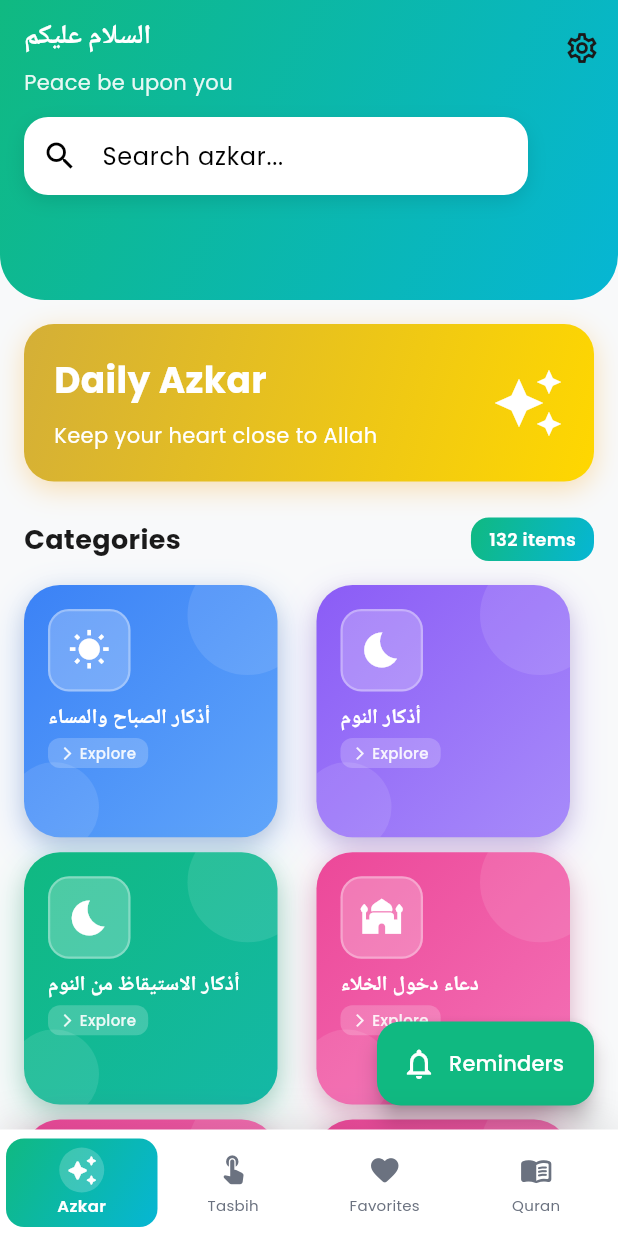
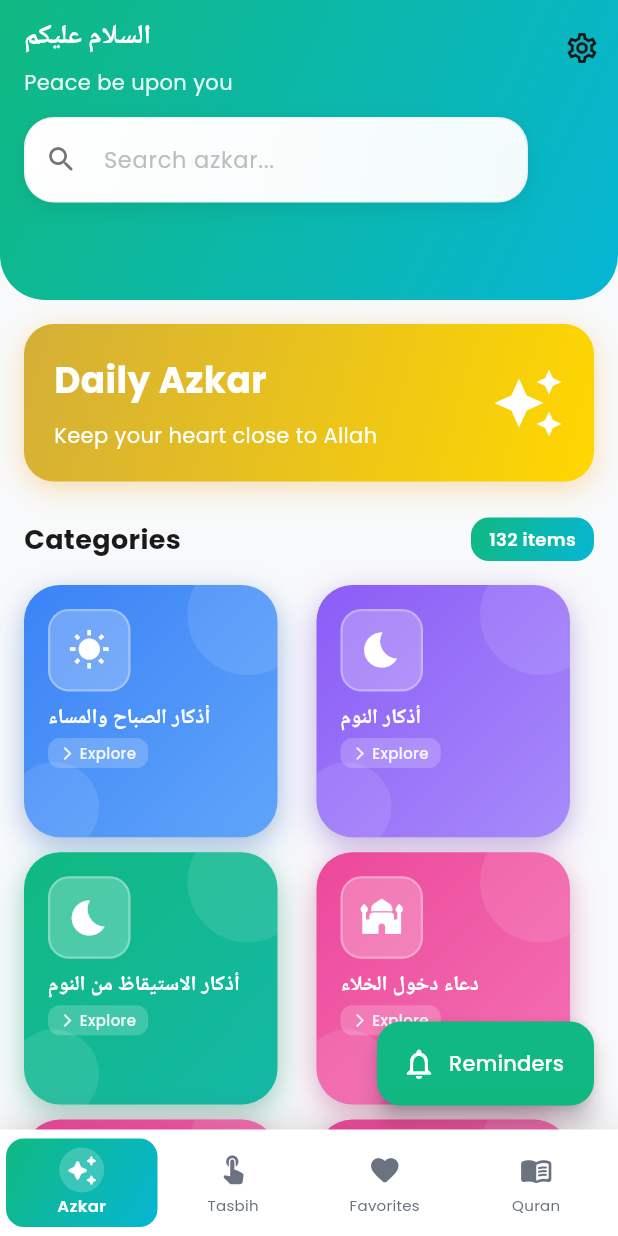
Before and after one commit to khaledebied/bling_azkar, a Flutter app: the screen it shows after launch, on a phone screen of 412 x 824 dp. Run offline on Flutter 3.47's test engine with Material 3 defaults, Android fonts, the phone set to English and light mode, and no system bars; our stand-ins replace dio, flutter_local_notifications, flutter_riverpod, freezed_annotation, geolocator, google_fonts and 7 more; missing offline and left inert: audio_session, flutter_qiblah, quran_library; accounts and stored records are empty; Roboto replaces fonts that are missing (Cairo); statements that could not run were skipped.

Commit message:
feat: Implement search bar with dynamic styling and localization support in HomeScreen, enhancing user experience and accessibility across themes.

```diff
--- a/lib/src/presentation/screens/home_screen.dart
+++ b/lib/src/presentation/screens/home_screen.dart
@@ -3,6 +3,7 @@ import 'package:flutter_riverpod/flutter_riverpod.dart';
 import 'package:shimmer/shimmer.dart';
 import '../../utils/theme.dart';
 import '../../utils/theme_extensions.dart';
+import '../../utils/localizations.dart';
 import '../widgets/category_card.dart';
 import '../widgets/floating_playlist_player.dart';
 import '../widgets/category_audio_bottom_sheet.dart';
@@ -24,6 +25,7 @@ class HomeScreen extends ConsumerStatefulWidget {
 class _HomeScreenState extends ConsumerState<HomeScreen> {
   final _playlistService = PlaylistService();
   final ScrollController _scrollController = ScrollController();
+  final TextEditingController _searchController = TextEditingController();
 
   @override
   void initState() {
@@ -34,6 +36,7 @@ class _HomeScreenState extends ConsumerState<HomeScreen> {
   @override
   void dispose() {
     _scrollController.dispose();
+    _searchController.dispose();
     super.dispose();
   }
 
@@ -171,48 +174,150 @@ class _HomeScreenState extends ConsumerState<HomeScreen> {
   }
 
   Widget _buildSearchBar(WidgetRef ref) {
-    return Container(
+    final l10n = AppLocalizations.ofWithFallback(context);
+    final isArabic = l10n.isArabic;
+    final isDarkMode = context.isDarkMode;
+
+    return Consumer(
+      builder: (context, ref, child) {
+        final isSearching = ref.watch(isSearchingProvider);
+
+        return TweenAnimationBuilder<double>(
+          tween: Tween(begin: 0.0, end: 1.0),
+          duration: const Duration(milliseconds: 600),
+          curve: Curves.easeOutCubic,
+          builder: (context, value, child) {
+            return Transform.scale(
+              scale: 0.95 + (0.05 * value),
+              child: Opacity(
+                opacity: value,
+                child: child,
+              ),
+            );
+          },
+          child: AnimatedContainer(
+            duration: const Duration(milliseconds: 300),
             decoration: BoxDecoration(
-        color: Colors.white,
-        borderRadius: BorderRadius.circular(16),
+              gradient: isDarkMode
+                  ? LinearGradient(
+                      begin: Alignment.topLeft,
+                      end: Alignment.bottomRight,
+                      colors: [
+                        const Color(0xFF2A2A2A),
+                        const Color(0xFF1E1E1E),
+                      ],
+                    )
+                  : LinearGradient(
+                      begin: Alignment.topLeft,
+                      end: Alignment.bottomRight,
+                      colors: [
+                        Colors.white,
+                        Colors.white.withValues(alpha: 0.95),
+                      ],
+                    ),
+              borderRadius: BorderRadius.circular(20),
+              border: Border.all(
+                color: isSearching
+                    ? AppTheme.primaryGreen.withValues(alpha: 0.5)
+                    : (isDarkMode
+                        ? Colors.white.withValues(alpha: 0.1)
+                        : Colors.grey.withValues(alpha: 0.15)),
+                width: isSearching ? 2 : 1,
+              ),
               boxShadow: [
                 BoxShadow(
-            color: Colors.black.withOpacity(0.1),
-            blurRadius: 10,
-            offset: const Offset(0, 4),
+                  color: isSearching
+                      ? AppTheme.primaryGreen.withValues(alpha: 0.2)
+                      : (isDarkMode
+                          ? Colors.black.withValues(alpha: 0.3)
+                          : Colors.black.withValues(alpha: 0.08)),
+                  blurRadius: isSearching ? 20 : 12,
+                  offset: Offset(0, isSearching ? 6 : 4),
                 ),
               ],
             ),
-      child: Consumer(
-        builder: (context, ref, child) {
-          final isSearching = ref.watch(isSearchingProvider);
-
-          return TextField(
+            child: TextField(
+              controller: _searchController,
+              textDirection: isArabic ? TextDirection.rtl : TextDirection.ltr,
+              style: AppTheme.bodyMedium.copyWith(
+                color: isDarkMode ? Colors.white : AppTheme.textPrimary,
+                fontSize: 15,
+              ),
               onChanged: (value) {
                 ref.read(searchQueryProvider.notifier).state = value;
                 ref.read(isSearchingProvider.notifier).state = value.isNotEmpty;
               },
               decoration: InputDecoration(
-              hintText: 'Search azkar...',
-              prefixIcon: const Icon(Icons.search),
-              suffixIcon: isSearching
-                  ? IconButton(
-                      icon: const Icon(Icons.clear),
+                hintText: isArabic ? 'ابحث عن الأذكار...' : 'Search azkar...',
+                hintStyle: AppTheme.bodyMedium.copyWith(
+                  color: isDarkMode
+                      ? Colors.white.withValues(alpha: 0.4)
+                      : Colors.grey.shade400,
+                  fontSize: 15,
+                ),
+                prefixIcon: isArabic ? null : AnimatedContainer(
+                  duration: const Duration(milliseconds: 300),
+                  child: Icon(
+                    Icons.search_rounded,
+                    color: isSearching
+                        ? AppTheme.primaryGreen
+                        : (isDarkMode
+                            ? Colors.white.withValues(alpha: 0.6)
+                            : Colors.grey.shade600),
+                    size: 22,
+                  ),
+                ),
+                suffixIcon: isArabic
+                    ? AnimatedContainer(
+                        duration: const Duration(milliseconds: 300),
+                        child: Icon(
+                          Icons.search_rounded,
+                          color: isSearching
+                              ? AppTheme.primaryGreen
+                              : (isDarkMode
+                                  ? Colors.white.withValues(alpha: 0.6)
+                                  : Colors.grey.shade600),
+                          size: 22,
+                        ),
+                      )
+                    : (isSearching
+                        ? TweenAnimationBuilder<double>(
+                            tween: Tween(begin: 0.0, end: 1.0),
+                            duration: const Duration(milliseconds: 300),
+                            builder: (context, value, child) {
+                              return Transform.scale(
+                                scale: value,
+                                child: Transform.rotate(
+                                  angle: value * 3.14159 / 2,
+                                  child: IconButton(
+                                    icon: Icon(
+                                      Icons.clear_rounded,
+                                      color: isDarkMode
+                                          ? Colors.white.withValues(alpha: 0.7)
+                                          : Colors.grey.shade600,
+                                      size: 20,
+                                    ),
                                     onPressed: () {
+                                      _searchController.clear();
                                       ref.read(searchQueryProvider.notifier).state = '';
                                       ref.read(isSearchingProvider.notifier).state = false;
                                     },
-                    )
-                  : null,
-              border: InputBorder.none,
-              contentPadding: const EdgeInsets.symmetric(
-                horizontal: 16,
-                vertical: 14,
                                   ),
                                 ),
                               );
                             },
+                          )
+                        : null),
+                border: InputBorder.none,
+                contentPadding: EdgeInsets.symmetric(
+                  horizontal: isArabic ? 16 : 20,
+                  vertical: 16,
                 ),
+              ),
+            ),
+          ),
+        );
+      },
     );
   }
 
```
Also changed, not shown: 1 other file. Lines whose indentation alone changed are shown as unchanged.
